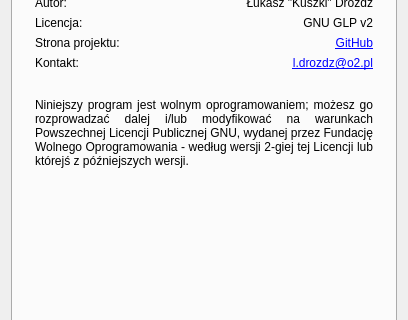
Old version of the form interface/mainwindow.ui in the repository Kuszki/AVR-Sensors; both pictures show x 0 to 408 and y 83 to 403 of the 408 by 500 pixel window.
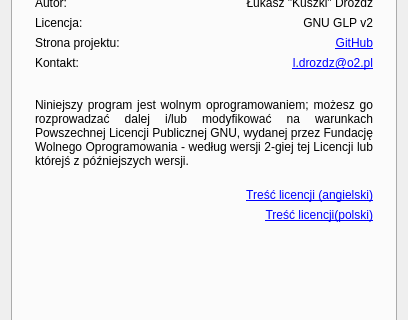
New version of the form. The open tabs and pages were chosen to show the change. Icons and pictures are not drawn.

Patch:
```diff
--- a/interface/mainwindow.ui
+++ b/interface/mainwindow.ui
@@ -379,6 +379,12 @@
           <layout class="QGridLayout" name="gridLayout_5">
            <item row="0" column="0">
             <widget class="QLabel" name="labelLicenseText">
+             <property name="sizePolicy">
+              <sizepolicy hsizetype="Preferred" vsizetype="Fixed">
+               <horstretch>0</horstretch>
+               <verstretch>0</verstretch>
+              </sizepolicy>
+             </property>
              <property name="text">
               <string>Niniejszy program jest wolnym oprogramowaniem; możesz go rozprowadzać dalej i/lub modyfikować na warunkach Powszechnej Licencji Publicznej GNU, wydanej przez Fundację Wolnego Oprogramowania - według wersji 2-giej tej Licencji lub którejś z późniejszych wersji.</string>
              </property>
@@ -393,6 +399,38 @@
              </property>
             </widget>
            </item>
+           <item row="1" column="0">
+            <widget class="QLabel" name="labelLicensePL">
+             <property name="sizePolicy">
+              <sizepolicy hsizetype="Preferred" vsizetype="Fixed">
+               <horstretch>0</horstretch>
+               <verstretch>0</verstretch>
+              </sizepolicy>
+             </property>
+             <property name="text">
+              <string>&lt;a href=&quot;http://www.gnu.org/licenses/gpl-2.0.html&quot;&gt;Treść licencji (angielski)&lt;/a&gt;</string>
+             </property>
+             <property name="alignment">
+              <set>Qt::AlignRight|Qt::AlignTop|Qt::AlignTrailing</set>
+             </property>
+             <property name="openExternalLinks">
+              <bool>true</bool>
+             </property>
+            </widget>
+           </item>
+           <item row="2" column="0">
+            <widget class="QLabel" name="labelLicenseEN">
+             <property name="text">
+              <string>&lt;a href=&quot;http://gnu.org.pl/text/licencja-gnu.html&quot;&gt;Treść licencji(polski)</string>
+             </property>
+             <property name="alignment">
+              <set>Qt::AlignRight|Qt::AlignTop|Qt::AlignTrailing</set>
+             </property>
+             <property name="openExternalLinks">
+              <bool>true</bool>
+             </property>
+            </widget>
+           </item>
           </layout>
          </widget>
         </item>
```
Left out of the diff: 3 changed lines with no effect on the pictures.
